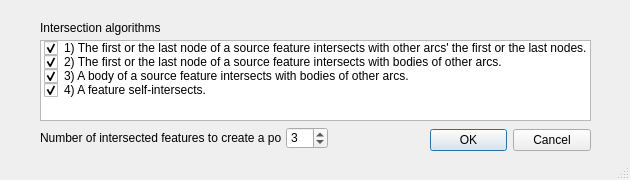
Before: the Qt Designer form point_on_arc_intersection/point_on_arc_intersection_dialog_base.ui in pandryk/PythonRepo, drawn with Qt 5.
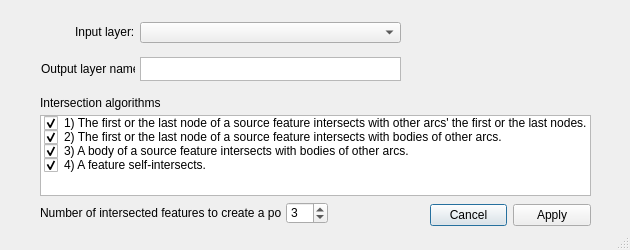
After: the same form once the commit is applied.

Commit message: Changes in GUI and pass parameters to core

```diff
--- a/point_on_arc_intersection/point_on_arc_intersection_dialog_base.ui
+++ b/point_on_arc_intersection/point_on_arc_intersection_dialog_base.ui
@@ -7,7 +7,7 @@
     <x>0</x>
     <y>0</y>
     <width>630</width>
-    <height>180</height>
+    <height>250</height>
    </rect>
   </property>
   <property name="sizePolicy">
@@ -19,13 +19,13 @@
   <property name="minimumSize">
    <size>
     <width>630</width>
-    <height>180</height>
+    <height>250</height>
    </size>
   </property>
   <property name="maximumSize">
    <size>
     <width>630</width>
-    <height>180</height>
+    <height>250</height>
    </size>
   </property>
   <property name="windowTitle">
@@ -41,7 +41,7 @@
    <property name="geometry">
     <rect>
      <x>430</x>
-     <y>124</y>
+     <y>199</y>
      <width>161</width>
      <height>32</height>
     </rect>
@@ -50,14 +50,14 @@
     <enum>Qt::Horizontal</enum>
    </property>
    <property name="standardButtons">
-    <set>QDialogButtonBox::Cancel|QDialogButtonBox::Ok</set>
+    <set>QDialogButtonBox::Apply|QDialogButtonBox::Cancel</set>
    </property>
   </widget>
   <widget class="QSpinBox" name="arcsNumberSpinBox">
    <property name="geometry">
     <rect>
      <x>286</x>
-     <y>127</y>
+     <y>202</y>
      <width>42</width>
      <height>22</height>
     </rect>
@@ -73,7 +73,7 @@
    <property name="geometry">
     <rect>
      <x>40</x>
-     <y>40</y>
+     <y>115</y>
      <width>551</width>
      <height>81</height>
     </rect>
@@ -115,7 +115,7 @@
    <property name="geometry">
     <rect>
      <x>40</x>
-     <y>20</y>
+     <y>95</y>
      <width>121</width>
      <height>16</height>
     </rect>
@@ -128,7 +128,7 @@
    <property name="geometry">
     <rect>
      <x>40</x>
-     <y>130</y>
+     <y>205</y>
      <width>241</width>
      <height>16</height>
     </rect>
@@ -137,6 +137,52 @@
     <string>Number of intersected features to create a point:</string>
    </property>
   </widget>
+  <widget class="QLabel" name="layerLabel">
+   <property name="geometry">
+    <rect>
+     <x>75</x>
+     <y>22</y>
+     <width>61</width>
+     <height>20</height>
+    </rect>
+   </property>
+   <property name="text">
+    <string>Input layer:</string>
+   </property>
+  </widget>
+  <widget class="QComboBox" name="layerComboBox">
+   <property name="geometry">
+    <rect>
+     <x>140</x>
+     <y>22</y>
+     <width>261</width>
+     <height>21</height>
+    </rect>
+   </property>
+  </widget>
+  <widget class="QTextEdit" name="outputLayerNameTextEdit">
+   <property name="geometry">
+    <rect>
+     <x>140</x>
+     <y>57</y>
+     <width>261</width>
+     <height>24</height>
+    </rect>
+   </property>
+  </widget>
+  <widget class="QLabel" name="outputLayerNameLabel">
+   <property name="geometry">
+    <rect>
+     <x>41</x>
+     <y>61</y>
+     <width>94</width>
+     <height>16</height>
+    </rect>
+   </property>
+   <property name="text">
+    <string>Output layer name:</string>
+   </property>
+  </widget>
  </widget>
  <resources/>
  <connections>
```
The commit also changes 2 other files.
